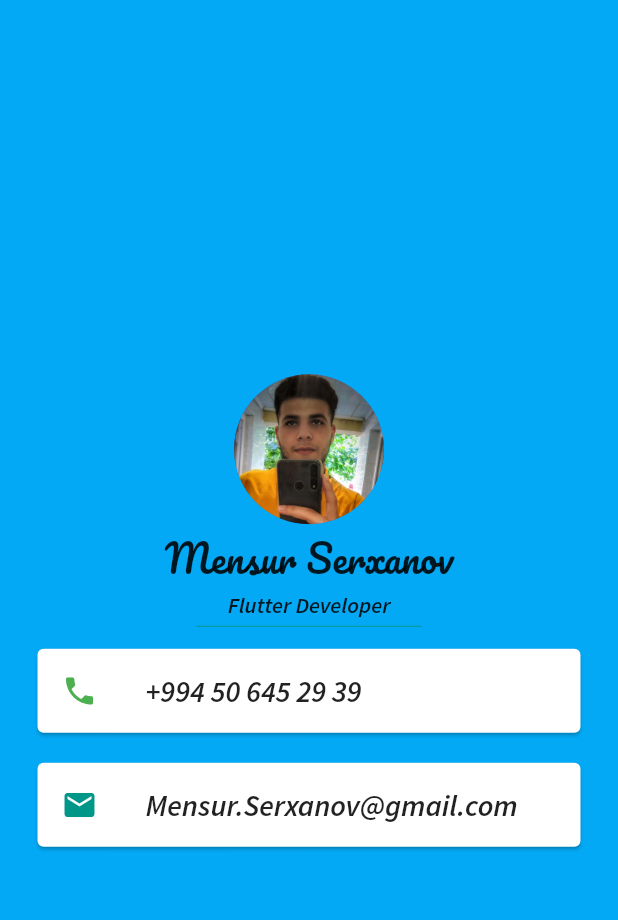
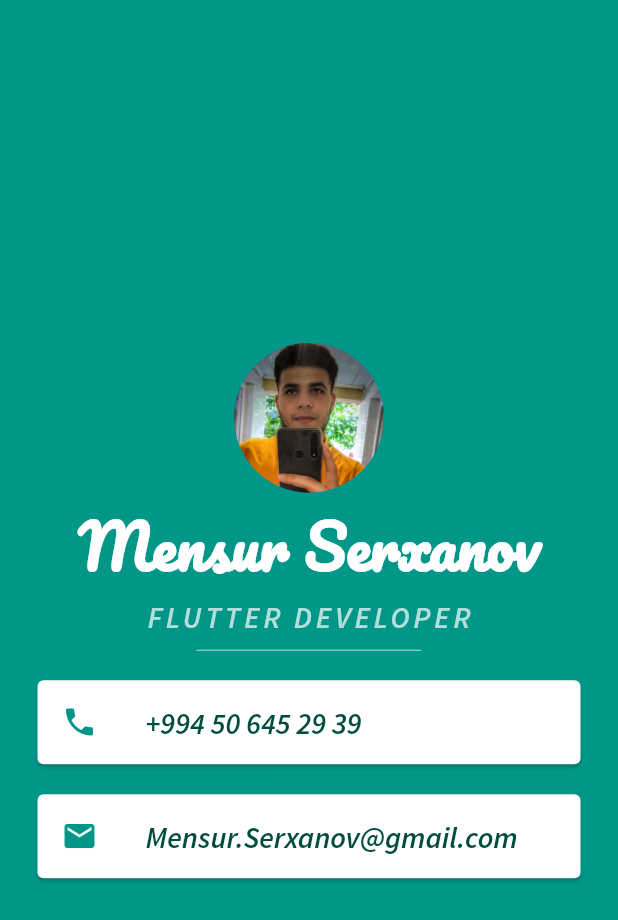
Before and after one commit to mensur056/Flutter_learning, a Flutter app: the screen it shows after launch, on a phone screen of 412 x 824 dp. Shown: the top 920 px of the screen. Run offline on Flutter 3.47's test engine with Material 2 defaults, Android fonts, the phone set to English and light mode, and no system bars.

Commit message:
first app

```diff
--- a/micard/lib/main.dart
+++ b/micard/lib/main.dart
@@ -1,55 +1,67 @@
 import 'package:flutter/material.dart';
 
-void main() => runApp(MiCard());
+void main() {
+  runApp(MiCard());
+}
 
 class MiCard extends StatelessWidget {
   @override
   Widget build(BuildContext context) {
     return MaterialApp(
       home: Scaffold(
-        backgroundColor: Colors.lightBlue,
+        backgroundColor: Colors.teal,
         body: SafeArea(
-          child: Center(
             child: Column(
               mainAxisAlignment: MainAxisAlignment.center,
-              children: [
+              children: <Widget>[
                 CircleAvatar(
-                  radius: 50,
+                  radius: 50.0,
                   backgroundImage: AssetImage('images/mensur.jpg'),
                 ),
                 Text(
                   'Mensur Serxanov',
-                  style: TextStyle(fontFamily: 'Pacifico', fontSize: 25),
+                  style: TextStyle(
+                    fontFamily: 'Pacifico',
+                    fontSize: 40.0,
+                    color: Colors.white,
+                    fontWeight: FontWeight.bold,
+                  ),
                 ),
                 Text(
-                  'Flutter Developer',
-                  style: TextStyle(fontSize: 15, fontFamily: 'Source'),
+                  'FLUTTER DEVELOPER',
+                  style: TextStyle(
+                    fontFamily: 'Source',
+                    color: Colors.teal.shade100,
+                    fontSize: 20.0,
+                    letterSpacing: 2.5,
+                    fontWeight: FontWeight.bold,
+                  ),
                 ),
                 SizedBox(
-                  height: 10,
-                  width: 150,
+                  height: 20.0,
+                  width: 150.0,
                   child: Divider(
-                    color: Colors.teal,
-                    height: 10,
+                    color: Colors.teal.shade100,
                   ),
                 ),
                 Card(
-                  color: Colors.white,
-                  margin: EdgeInsets.symmetric(vertical: 10, horizontal: 25),
+                    margin: EdgeInsets.symmetric(vertical: 10.0, horizontal: 25.0),
                     child: ListTile(
                       leading: Icon(
                         Icons.phone,
-                      color: Colors.green,
+                        color: Colors.teal,
                       ),
                       title: Text(
                         '+994 50 645 29 39',
-                      style: TextStyle(fontSize: 20.0, fontFamily: 'Source'),
+                        style: TextStyle(
+                          color: Colors.teal.shade900,
+                          fontFamily: 'Source',
+                          fontSize: 20.0,
                         ),
                       ),
-                ),
+                    )),
                 Card(
-                  color: Colors.white,
-                  margin: EdgeInsets.symmetric(vertical: 10, horizontal: 25),
+                    margin: EdgeInsets.symmetric(vertical: 10.0, horizontal: 25.0),
                     child: ListTile(
                       leading: Icon(
                         Icons.email,
@@ -57,14 +69,14 @@ class MiCard extends StatelessWidget {
                       ),
                       title: Text(
                         'Mensur.Serxanov@gmail.com',
-                      style: TextStyle(fontFamily: 'Source', fontSize: 20),
+                        style: TextStyle(
+                            fontSize: 20.0,
+                            color: Colors.teal.shade900,
+                            fontFamily: 'Source'),
                       ),
-                  ),
-                )
+                    ))
               ],
-            ),
-          ),
-        ),
+            )),
       ),
     );
   }
```
Lines whose indentation alone changed are shown as unchanged.
